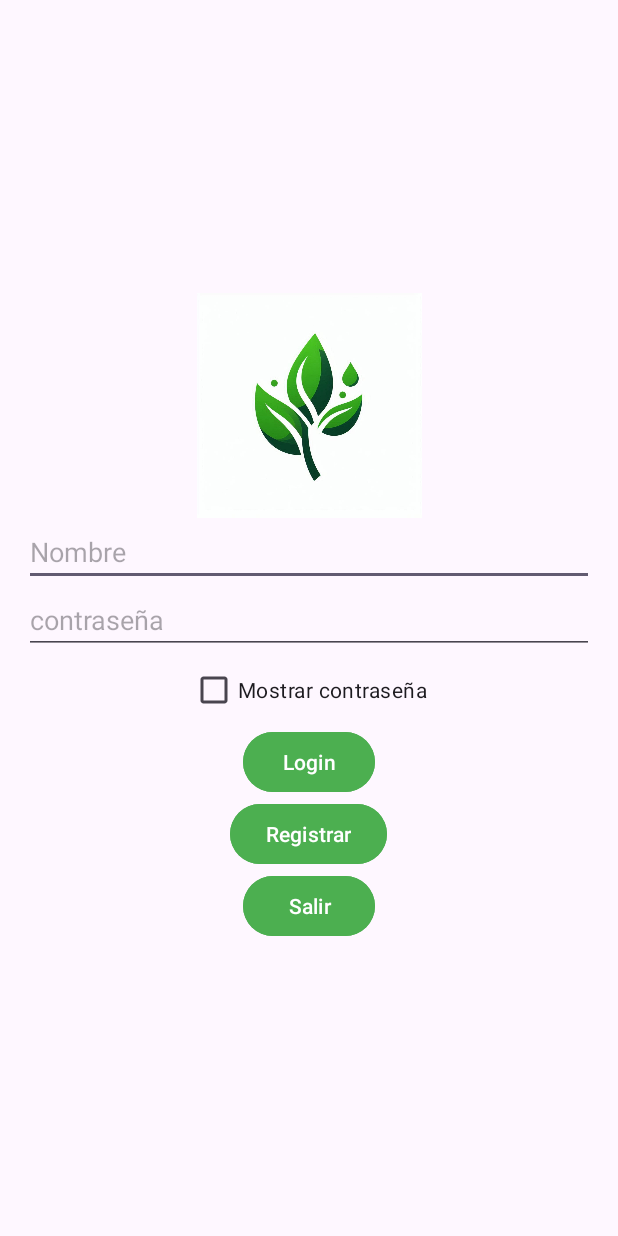
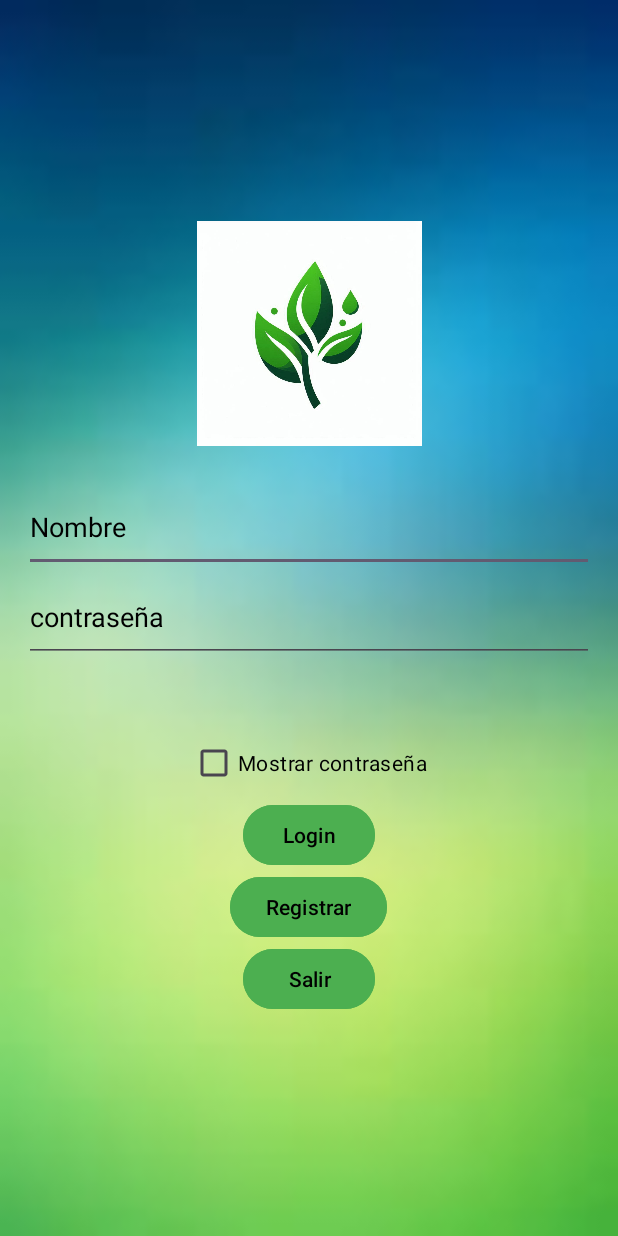
Before and after one commit to Ferna-n/Prototipov1, an Android app: the screen it shows after launch (LoginActivity), on a phone screen of 412 x 824 dp. Run offline under Robolectric (Android 15) with nearby library versions, the light colour scheme and no system bars.

Commit message:
Tercer commit

```diff
--- a/app/src/main/java/com/example/plantpal/LoginActivity.java
+++ b/app/src/main/java/com/example/plantpal/LoginActivity.java
@@ -44,7 +44,7 @@ public class LoginActivity extends AppCompatActivity {
                 String username = etUsername.getText().toString();
                 String password = etPassword.getText().toString();
 
-                if (username.equals("user") && password.equals("1234")) {
+                if (username.equals("Matias") && password.equals("1234")) {
                     Intent intent = new Intent(LoginActivity.this, WelcomeActivity.class);
                     startActivity(intent);
                     finish();
--- a/app/src/main/res/layout/activity_login.xml
+++ b/app/src/main/res/layout/activity_login.xml
@@ -1,10 +1,11 @@
-<LinearLayout
-    xmlns:android="http://schemas.android.com/apk/res/android"
+<LinearLayout xmlns:android="http://schemas.android.com/apk/res/android"
+    xmlns:app="http://schemas.android.com/apk/res-auto"
     android:layout_width="match_parent"
     android:layout_height="match_parent"
+    android:gravity="center"
     android:orientation="vertical"
-    android:gravity="center"
-    android:padding="16dp">
+    android:padding="16dp"
+    android:background="@drawable/back">
 
     <ImageView
         android:id="@+id/imageView"
@@ -12,43 +13,64 @@
         android:layout_height="150dp"
         android:src="@drawable/logo" />
 
+    <Space
+        android:layout_width="match_parent"
+        android:layout_height="24dp" />
+
     <EditText
         android:id="@+id/et_username"
         android:layout_width="match_parent"
-        android:layout_height="wrap_content"
-        android:hint="Nombre" />
+        android:layout_height="60dp"
+        android:hint="Nombre"
+        android:textColor="#000000"
+        android:textColorHighlight="#0B0B0B"
+        android:textColorHint="#000000" />
 
     <EditText
         android:id="@+id/et_password"
         android:layout_width="match_parent"
-        android:layout_height="wrap_content"
+        android:layout_height="60dp"
         android:hint="contraseña"
-        android:inputType="textPassword" />
+        android:inputType="textPassword"
+        android:textColor="#000000"
+        android:textColorHighlight="#000000"
+        android:textColorHint="#000000" />
+
+    <Space
+        android:layout_width="match_parent"
+        android:layout_height="43dp" />
 
     <CheckBox
         android:id="@+id/chk_show_password"
         android:layout_width="wrap_content"
         android:layout_height="wrap_content"
-        android:text="Mostrar contraseña" />
+        android:text="Mostrar contraseña"
+        android:textColor="#000000"
+        android:textColorHighlight="#000000"
+        android:textColorHint="#000000" />
 
     <Button
         android:id="@+id/btn_login"
         android:layout_width="wrap_content"
         android:layout_height="wrap_content"
         android:backgroundTint="#4CAF50"
-        android:text="Login" />
+        android:text="Login"
+        android:textColor="#000000" />
 
     <Button
         android:id="@+id/btn_register"
         android:layout_width="wrap_content"
         android:layout_height="wrap_content"
         android:backgroundTint="#4CAF50"
-        android:text="Registrar" />
+        android:text="Registrar"
+        android:textColor="#000000" />
 
     <Button
         android:id="@+id/btn_exit"
         android:layout_width="wrap_content"
         android:layout_height="wrap_content"
         android:backgroundTint="#4CAF50"
-        android:text="Salir" />
+        android:text="Salir"
+        android:textColor="#000000" />
+
 </LinearLayout>
--- a/app/src/main/res/layout/activity_plant_list.xml
+++ b/app/src/main/res/layout/activity_plant_list.xml
@@ -3,12 +3,13 @@
     android:layout_width="match_parent"
     android:layout_height="match_parent"
     android:orientation="vertical"
-    android:padding="16dp">
+    android:padding="16dp"
+    android:background="@drawable/back">
 
     <androidx.recyclerview.widget.RecyclerView
         android:id="@+id/rv_plants"
         android:layout_width="match_parent"
-        android:layout_height="match_parent"
+        android:layout_height="60dp"
         android:layout_weight="1"
         android:divider="@android:color/darker_gray"
         android:dividerHeight="1dp" />
```
Also changed, not shown: app/src/main/AndroidManifest.xml (+4 -6 lines), app/src/main/java/com/example/plantpal/ReminderManager.java (added, +16 -0 lines), app/src/main/java/com/example/plantpal/ReminderReceiver.java (added, +14 -0 lines), app/src/main/java/com/example/plantpal/SettingsActivity.java (added, +57 -0 lines), app/src/main/java/com/example/plantpal/WelcomeActivity.java (+8 -0 lines), app/src/main/res/layout/activity_add_plant.xml (+19 -10 lines), app/src/main/res/layout/activity_plant_detail.xml (+17 -7 lines), app/src/main/res/layout/activity_settings.xml (added, +55 -0 lines), app/src/main/res/layout/activity_welcome.xml (+32 -5 lines), app/src/main/res/layout/item_plant.xml (+10 -1 lines), app/src/main/res/drawable/back.jpg (added).
